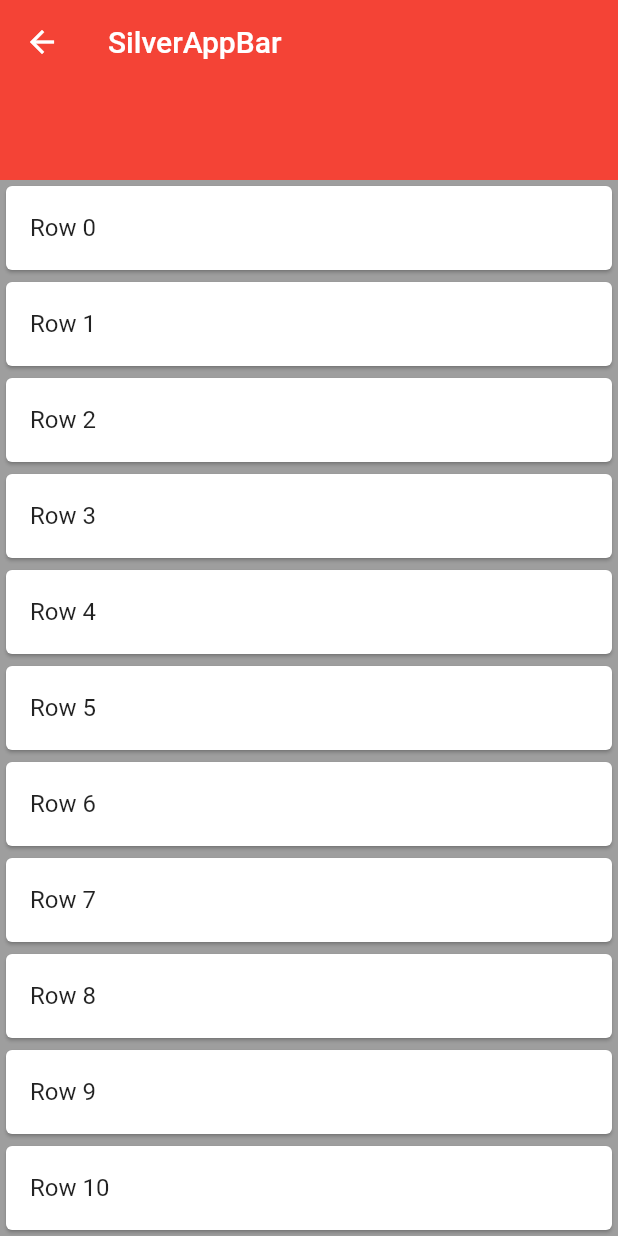
After one commit to JerryChu/flutter-weekly-widgets, a Flutter app: the SliverAppBarDemo screen opened by its route, on a phone screen of 412 x 824 dp. The commit adds this screen. Run offline on Flutter 3.47's test engine with Material 2 defaults, Android fonts, the phone set to English and light mode, and no system bars.

Commit message:
sliver app bar

```diff
--- a/lib/main.dart
+++ b/lib/main.dart
@@ -1,15 +1,15 @@
 import 'package:flutter/material.dart';
 import 'package:weekly_widgets/page_view.dart';
-
-import 'animated_container.dart';
-import 'fade_transition.dart';
-import 'future_builder.dart';
-import 'opacity.dart';
-import 'expanded.dart';
-import 'floating_action_button.dart';
-import 'safe_area.dart';
-import 'table.dart';
-import 'wrap.dart';
+import 'package:weekly_widgets/sliver_app_bar.dart';
+import 'package:weekly_widgets/animated_container.dart';
+import 'package:weekly_widgets/fade_transition.dart';
+import 'package:weekly_widgets/future_builder.dart';
+import 'package:weekly_widgets/opacity.dart';
+import 'package:weekly_widgets/expanded.dart';
+import 'package:weekly_widgets/floating_action_button.dart';
+import 'package:weekly_widgets/safe_area.dart';
+import 'package:weekly_widgets/table.dart';
+import 'package:weekly_widgets/wrap.dart';
 
 void main() {
   runApp(Expo());
@@ -26,6 +26,7 @@ final Map<String, WidgetBuilder> routes = {
   "FloatingActionButton": (context) => FloatingActionButtonDemo(),
   "PageView": (context) => PageViewDemo(),
   "Table": (context) => TableDemo(),
+  "SilverAppBar": (context) => SliverAppBarDemo(),
 };
 
 // Demo for Flutter Weekly Widgets
--- /dev/null
+++ b/lib/sliver_app_bar.dart
@@ -0,0 +1,28 @@
+import 'package:flutter/material.dart';
+
+class SliverAppBarDemo extends StatelessWidget {
+  @override
+  Widget build(BuildContext context) {
+    return Container(
+        color: Colors.grey,
+        child: CustomScrollView(
+          slivers: <Widget>[
+            SliverAppBar(
+              floating: true,
+              expandedHeight: 120,
+              flexibleSpace: FlexibleSpaceBar(
+                background: Container(color: Colors.red),
+              ),
+              title: Text("SilverAppBar"),
+            ),
+            SliverList(
+              delegate: SliverChildListDelegate(List.generate(50, (index) {
+                return Card(
+                  child: ListTile(title: Text("Row $index")),
+                );
+              })),
+            )
+          ],
+        ));
+  }
+}
```
